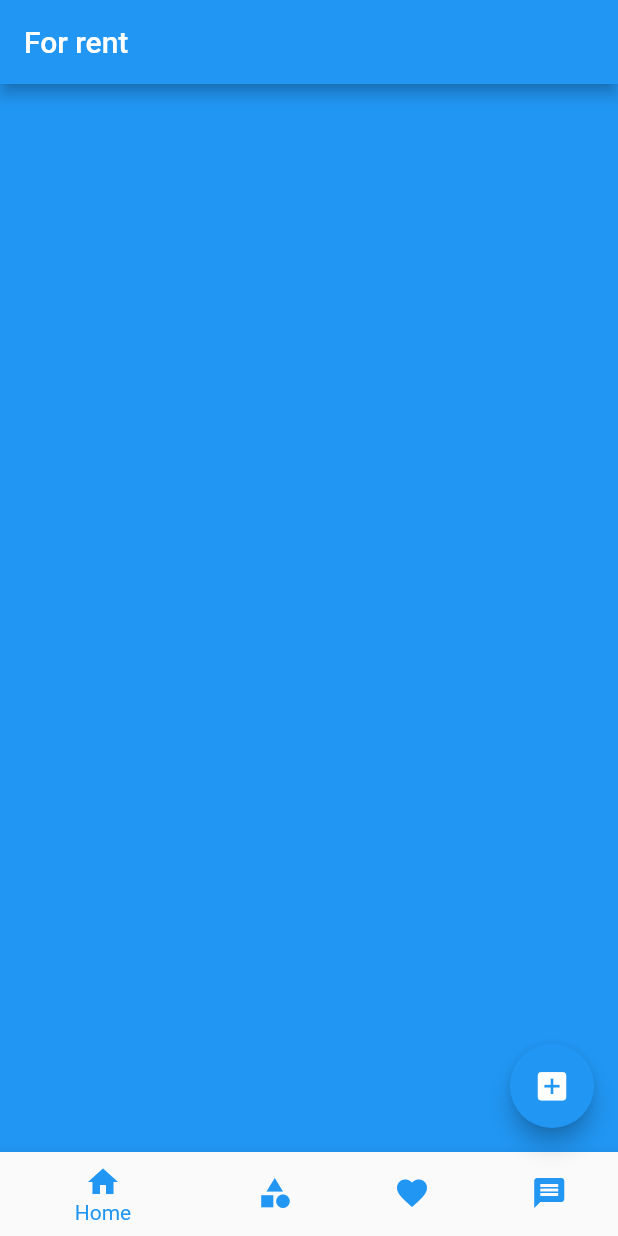
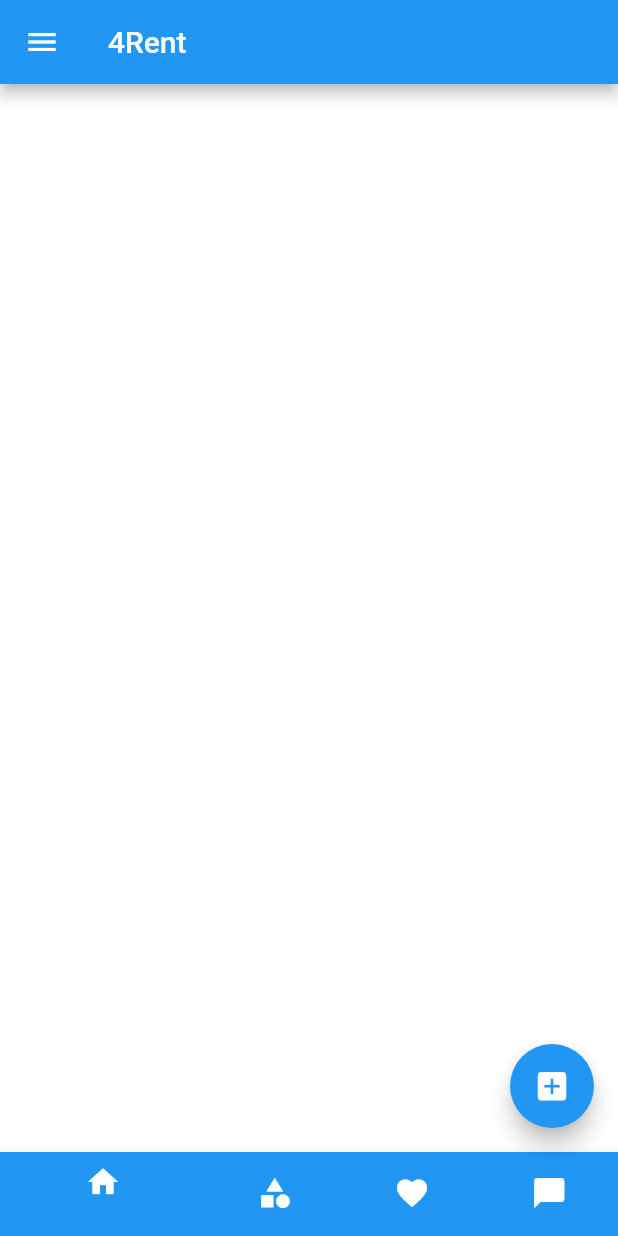
Before and after one commit to ahmed-mohsin/4Rent, a Flutter app: the screen it shows after launch, on a phone screen of 412 x 824 dp. Run offline on Flutter 3.47's test engine with Material 2 defaults, Android fonts, the phone set to English and light mode, and no system bars.

Commit message:
completing the navbar and the drawer

```diff
--- a/lib/Favorites.dart
+++ b/lib/Favorites.dart
@@ -14,7 +14,7 @@ class FavoritesState extends State<Favorites> {
     return Container(
       height: MediaQuery.of(context).size.height,
       width: MediaQuery.of(context).size.width,
-      color: Colors.teal,
+      color: Colors.white,
     );
   }
 }
--- a/lib/Home.dart
+++ b/lib/Home.dart
@@ -7,14 +7,13 @@ class Home extends StatefulWidget {
   @override
   HomeState createState() => HomeState();
 }
-
 class HomeState extends State<Home> {
   @override
   Widget build(BuildContext context) {
     return Container(
       height: MediaQuery.of(context).size.height,
       width: MediaQuery.of(context).size.width,
-      color: Colors.blue,
+      color: Colors.white,
     );
   }
 }
--- a/lib/main.dart
+++ b/lib/main.dart
@@ -65,9 +65,10 @@ class _MyHomePageState extends State<MyHomePage> {
   @override
   Widget build(BuildContext context) {
     return Scaffold(
+      drawer: Drawer(child: ListView(children: <Widget>[Text("hello")],),),
       floatingActionButton: FloatingActionButton(child: Icon(Icons.add_box,color: Colors.white,size: 25,),onPressed: (){}),
       appBar: AppBar(
-        title: Text("For rent"),
+        title: Text("4Rent"),
       ),
       body: PageStorage(
         child: currentPage,
@@ -83,20 +84,24 @@ class _MyHomePageState extends State<MyHomePage> {
         },
         items: <BottomNavigationBarItem>[
           BottomNavigationBarItem(
-            icon: Icon(Icons.home,color: Colors.blue,),
-            title: Text('Home'),
+            backgroundColor: Colors.blue,
+            icon: Icon(Icons.home,color: Colors.white,),
+            title: Text('Home',style: TextStyle(color: Colors.white),),
           ),
           BottomNavigationBarItem(
-            icon: Icon(Icons.category,color: Colors.blue,),
-            title: Text("Catogries"),
+            backgroundColor: Colors.blue,
+            icon: Icon(Icons.category,color: Colors.white,),
+            title: Text('Catogries',style: TextStyle(color: Colors.white),),
           ),
           BottomNavigationBarItem(
-            icon: Icon(Icons.favorite,color: Colors.blue,),
-            title: Text("Favorites"),
+            backgroundColor: Colors.blue,
+            icon: Icon(Icons.favorite,color: Colors.white,),
+            title: Text('Favorites',style: TextStyle(color: Colors.white),),
           ),
           BottomNavigationBarItem(
-            icon: Icon(Icons.message,color: Colors.blue,),
-            title: Text("Talk"),
+            backgroundColor: Colors.blue,
+            icon: Icon(Icons.chat_bubble,color: Colors.white,),
+            title: Text('Chats',style: TextStyle(color: Colors.white),),
           ),
         ],
       ),
```
